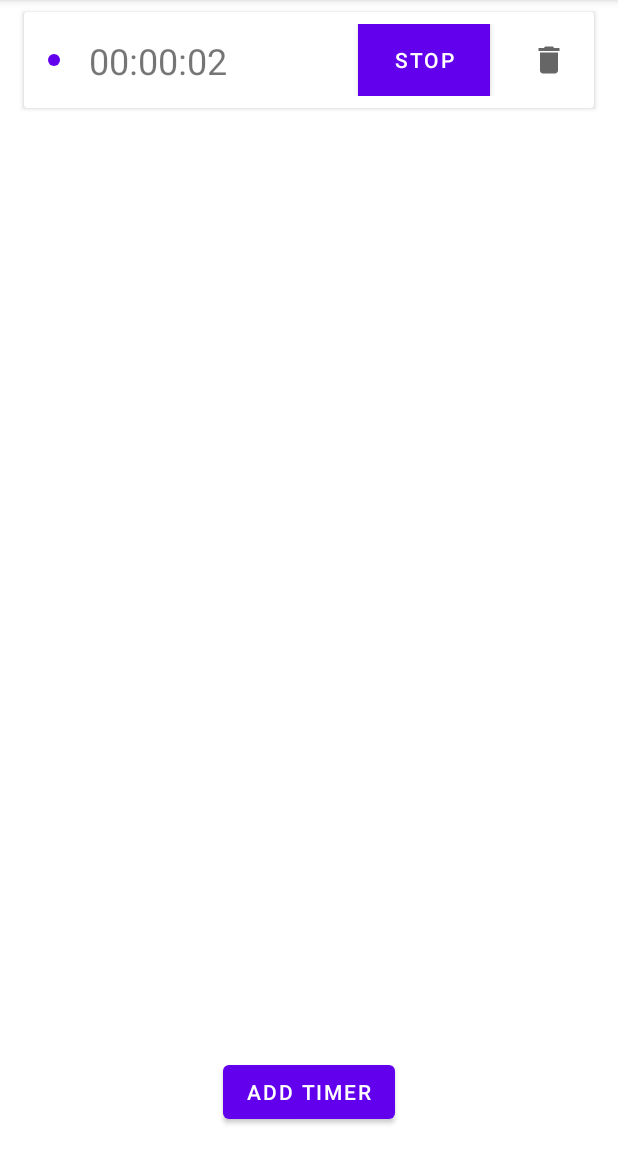
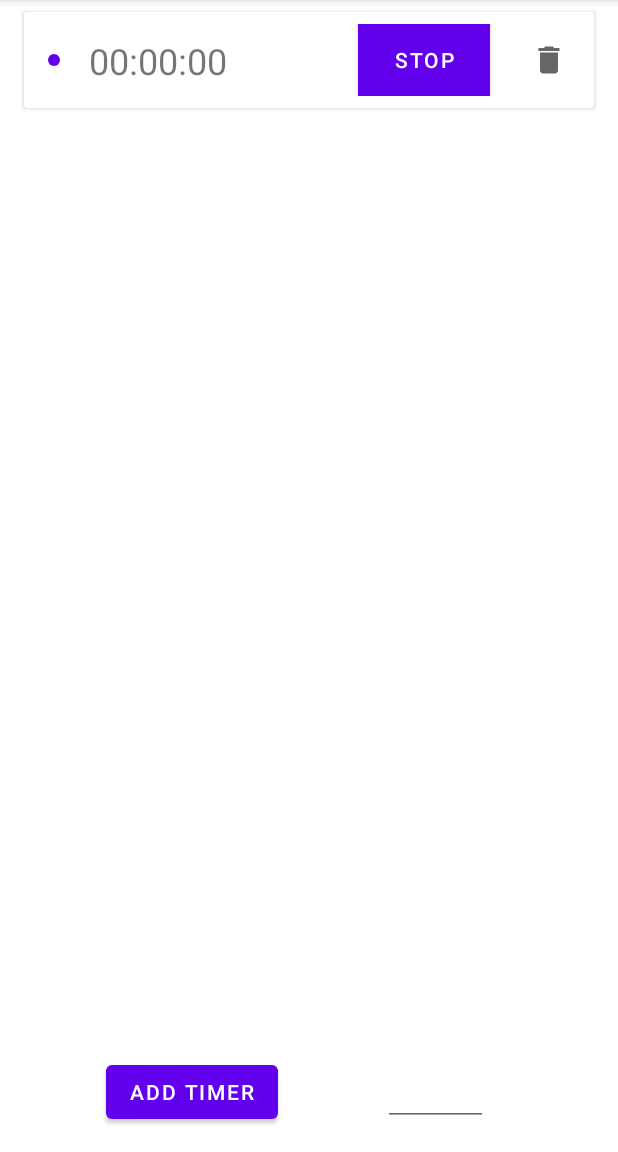
Before and after one commit to omelchenkoaleks/RSShool2021-Android-task-Pomodoro, an Android app: the screen it shows after launch (MainActivity), after a tap on "ADD TIMER", on a phone screen of 412 x 824 dp, the part 84-1236 px from its top. Run offline under Robolectric (Android 15) with nearby library versions, the phone set to English and light mode, and no system bars; 1 statement that could not run was skipped.

Commit message:
try with CountDownTimer ...

```diff
--- a/app/src/main/java/com/omelchenkoaleks/rsshool2021_android_task_pomodoro/MainActivity.kt
+++ b/app/src/main/java/com/omelchenkoaleks/rsshool2021_android_task_pomodoro/MainActivity.kt
@@ -13,7 +13,7 @@ class MainActivity : AppCompatActivity(), TimerListener {
     // timers state storage
     private val timers = mutableListOf<Timer>()
 
-    private val timerAdapter = TimerAdapter(this)
+    private val timerAdapter = TimerAdapter(this, this)
     private var nextId = 0
 
     override fun onCreate(savedInstanceState: Bundle?) {
@@ -28,7 +28,9 @@ class MainActivity : AppCompatActivity(), TimerListener {
         }
 
         binding.addNewTimerButton.setOnClickListener {
-            timers.add(Timer(nextId++, 0, true))
+            val time = binding.timeEt.text.toString()
+            val timerOn = time.toLong() * 60000
+            timers.add(Timer(nextId++, timerOn, true))
             timerAdapter.submitList(timers.toList())
         }
     }
--- a/app/src/main/java/com/omelchenkoaleks/rsshool2021_android_task_pomodoro/rv/TimerAdapter.kt
+++ b/app/src/main/java/com/omelchenkoaleks/rsshool2021_android_task_pomodoro/rv/TimerAdapter.kt
@@ -1,5 +1,6 @@
 package com.omelchenkoaleks.rsshool2021_android_task_pomodoro.rv
 
+import android.content.Context
 import android.view.LayoutInflater
 import android.view.ViewGroup
 import androidx.recyclerview.widget.DiffUtil
@@ -9,6 +10,7 @@ import com.omelchenkoaleks.rsshool2021_android_task_pomodoro.TimerListener
 import com.omelchenkoaleks.rsshool2021_android_task_pomodoro.databinding.TimerItemBinding
 
 class TimerAdapter(
+    private val context: Context,
     private val listener: TimerListener
 ) : ListAdapter<Timer, TimerViewHolder>(itemComparator) {
 
@@ -16,6 +18,7 @@ class TimerAdapter(
         val layoutInflater = LayoutInflater.from(parent.context)
         val binding = TimerItemBinding.inflate(layoutInflater, parent, false)
         return TimerViewHolder(
+            context,
             binding,
             listener,
             binding.root.context.resources
--- a/app/src/main/java/com/omelchenkoaleks/rsshool2021_android_task_pomodoro/rv/TimerViewHolder.kt
+++ b/app/src/main/java/com/omelchenkoaleks/rsshool2021_android_task_pomodoro/rv/TimerViewHolder.kt
@@ -1,8 +1,10 @@
 package com.omelchenkoaleks.rsshool2021_android_task_pomodoro.rv
 
+import android.content.Context
 import android.content.res.Resources
 import android.graphics.drawable.AnimationDrawable
 import android.os.CountDownTimer
+import android.provider.Settings
 import android.util.Log
 import androidx.core.view.isInvisible
 import androidx.recyclerview.widget.RecyclerView
@@ -10,6 +12,7 @@ import com.omelchenkoaleks.rsshool2021_android_task_pomodoro.R
 import com.omelchenkoaleks.rsshool2021_android_task_pomodoro.Timer
 import com.omelchenkoaleks.rsshool2021_android_task_pomodoro.TimerListener
 import com.omelchenkoaleks.rsshool2021_android_task_pomodoro.databinding.TimerItemBinding
+import com.omelchenkoaleks.rsshool2021_android_task_pomodoro.utils.showToast
 import kotlinx.coroutines.Dispatchers
 import kotlinx.coroutines.GlobalScope
 import kotlinx.coroutines.delay
@@ -17,6 +20,7 @@ import kotlinx.coroutines.launch
 
 class TimerViewHolder(
 
+    private val context: Context,
     private val binding: TimerItemBinding,
     private val listener: TimerListener,
     private val resources: Resources
@@ -24,13 +28,14 @@ class TimerViewHolder(
 ) : RecyclerView.ViewHolder(binding.root) {
 
     private var countDownTimer: CountDownTimer? = null
+    private var current = 0L
 
     fun bind(timer: Timer) {
         binding.timerTv.text = timer.currentMs.displayTime()
-        binding.customProgressView.setPeriod(PERIOD)
 
         if (timer.isStarted) {
             startTimer(timer)
+            startCustomView(timer)
         } else {
             stopTimer(timer)
         }
@@ -82,8 +87,27 @@ class TimerViewHolder(
         (binding.blinkingIndicator.background as? AnimationDrawable)?.start()
     }
 
+    private fun startCustomView(timer: Timer) {
+
+        binding.customProgressView.setPeriod(timer.currentMs)
+
+        GlobalScope.launch {
+            while (current < timer.currentMs * REPEAT) {
+                current += INTERVAL
+                binding.customProgressView.setCurrent(current)
+                delay(INTERVAL)
+            }
+        }
+    }
+
+    private fun stopCustomView(saveCurrent: Long) {
+        binding.customProgressView.setPeriod(saveCurrent)
+    }
+
     private fun stopTimer(timer: Timer) {
         binding.startPauseButton.text = resources.getString(R.string.start)
+        val saveCurrent = current // ???
+        stopCustomView(saveCurrent) // ???
 
         countDownTimer?.cancel()
 
@@ -93,16 +117,19 @@ class TimerViewHolder(
 
     private fun getCountDownTimer(timer: Timer): CountDownTimer {
 
-        return object : CountDownTimer(PERIOD, UNIT_TEN_MS) {
+        return object : CountDownTimer(timer.currentMs, UNIT_TEN_MS) {
             val interval = UNIT_TEN_MS
 
             override fun onTick(millisUntilFinished: Long) {
-                timer.currentMs += interval
+                timer.currentMs -= interval
                 binding.timerTv.text = timer.currentMs.displayTime()
             }
 
             override fun onFinish() {
                 binding.timerTv.text = timer.currentMs.displayTime()
+                showToast(context, "timer №${timer.id + 1} finished")
+                binding.blinkingIndicator.isInvisible = true
+                (binding.blinkingIndicator.background as? AnimationDrawable)?.stop()
             }
         }
     }
@@ -111,8 +138,7 @@ class TimerViewHolder(
 
         private const val START_TIME = "00:00:00"
         private const val UNIT_TEN_MS = 1000L
-        private const val REPEAT = 10 // 10 times
+        private const val REPEAT = 100 // 10 times
         private const val INTERVAL = 100L
-        private const val PERIOD = 20000L
     }
 }
--- /dev/null
+++ b/app/src/main/java/com/omelchenkoaleks/rsshool2021_android_task_pomodoro/utils/funs.kt
@@ -0,0 +1,8 @@
+package com.omelchenkoaleks.rsshool2021_android_task_pomodoro.utils
+
+import android.content.Context
+import android.widget.Toast
+
+fun showToast(context: Context, message: String) {
+    Toast.makeText(context, message, Toast.LENGTH_SHORT).show()
+}
--- a/app/src/main/res/layout/activity_main.xml
+++ b/app/src/main/res/layout/activity_main.xml
@@ -16,6 +16,19 @@
         app:layout_constraintTop_toTopOf="parent"
         tools:listitem="@layout/timer_item" />
 
+    <EditText
+        android:id="@+id/time_et"
+        android:layout_width="70dp"
+        android:layout_height="wrap_content"
+        android:layout_marginEnd="16dp"
+        android:autofillHints="@null"
+        android:inputType="number"
+        app:layout_constraintBottom_toBottomOf="@+id/add_new_timer_button"
+        app:layout_constraintEnd_toEndOf="parent"
+        app:layout_constraintStart_toEndOf="@+id/add_new_timer_button"
+        app:layout_constraintTop_toTopOf="@+id/add_new_timer_button"
+        tools:ignore="LabelFor" />
+
     <Button
         android:id="@+id/add_new_timer_button"
         android:layout_width="wrap_content"
@@ -23,7 +36,7 @@
         android:layout_marginBottom="16dp"
         android:text="@string/add_timer"
         app:layout_constraintBottom_toBottomOf="parent"
-        app:layout_constraintEnd_toEndOf="parent"
+        app:layout_constraintEnd_toStartOf="@+id/time_et"
         app:layout_constraintStart_toStartOf="parent"
         app:layout_constraintTop_toBottomOf="@+id/recycler" />
 
```
